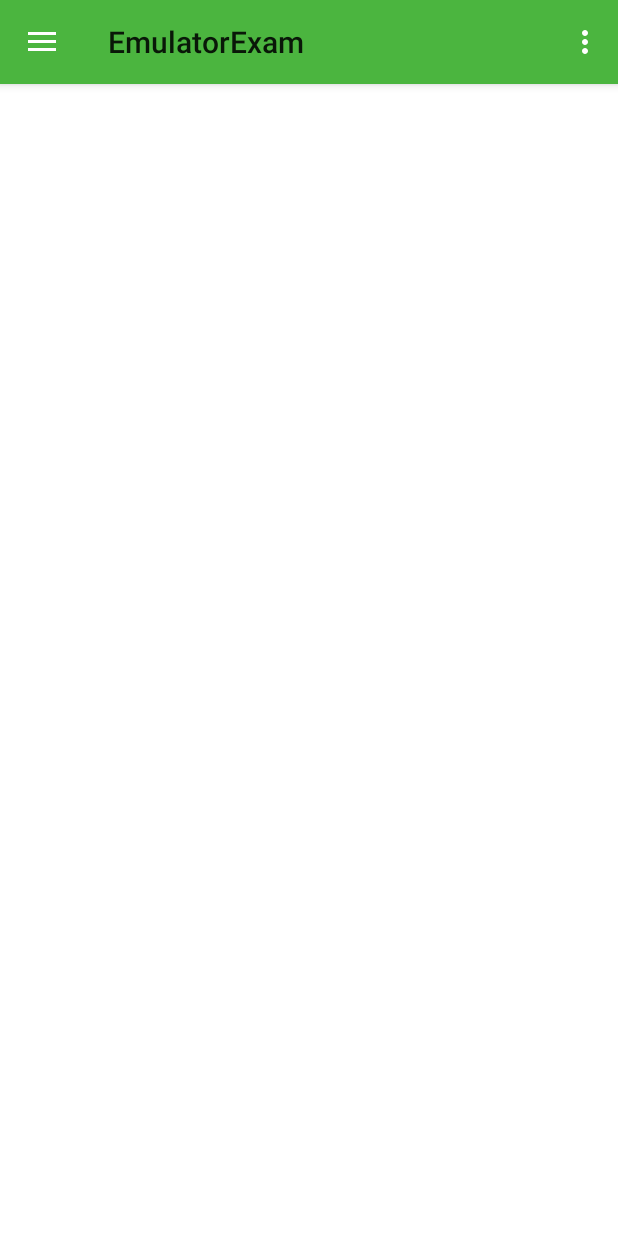
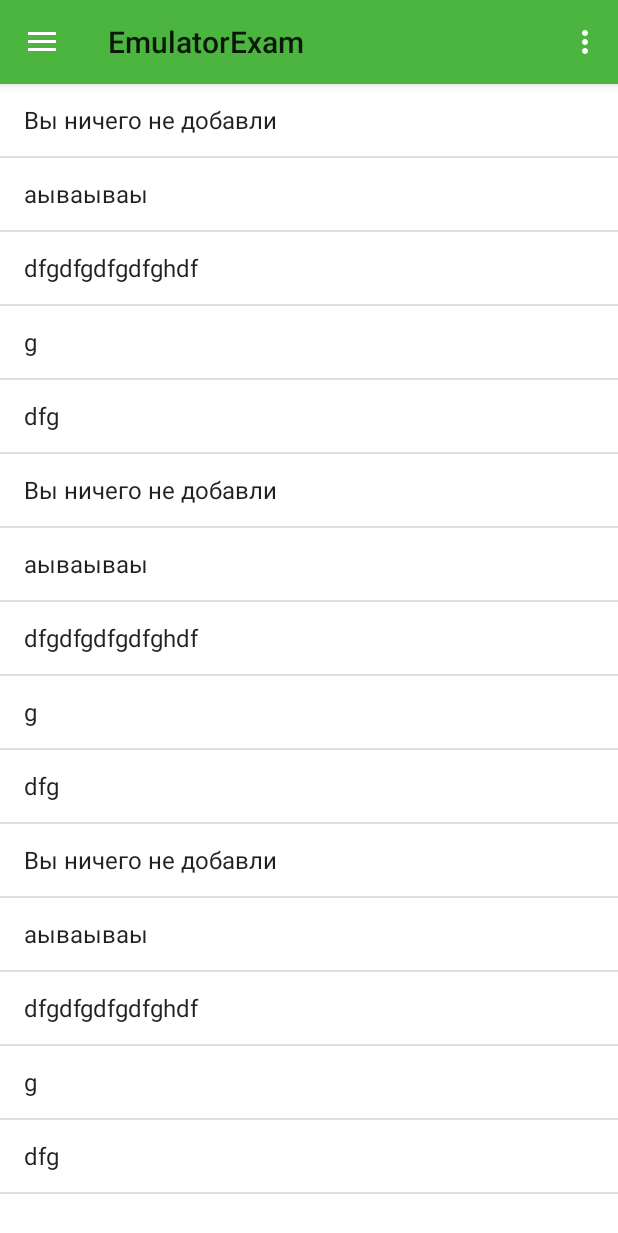
Before and after one commit to otvertka/EmulatorExam, an Android app: the screen it shows after launch (MainActivity), on a phone screen of 412 x 824 dp. Shown: the top 1233 px of the screen. Run offline under Robolectric (Android 15) with nearby library versions, the phone set to English and light mode, and no system bars.

Commit message:
в навигации реализованы Добавить вопросы + ответы. Выводит прокручиваемый список с ListView

```diff
--- a/app/src/main/java/com/example/emulatorexam/MainActivity.java
+++ b/app/src/main/java/com/example/emulatorexam/MainActivity.java
@@ -1,6 +1,5 @@
 package com.example.emulatorexam;
 
-import android.app.ListActivity;
 import android.content.Intent;
 import android.os.Bundle;
 import android.support.design.widget.NavigationView;
@@ -10,10 +9,8 @@ import android.support.v7.app.AppCompatActivity;
 import android.support.v7.widget.Toolbar;
 import android.util.Log;
 import android.view.MenuItem;
-import android.view.View;
 import android.widget.AdapterView;//Loot it also
 import android.widget.ArrayAdapter;//посмотерть подробнее оь этом
-import android.widget.Button;
 import android.widget.ListView;
 import android.widget.Toast;
 
@@ -32,10 +29,10 @@ public class MainActivity extends AppCompatActivity{
 
     private Toolbar toolbar;
     private DrawerLayout drawerLayout;
+    private ListView listView;
 
-    ListView listView;
-    String questions[] = {"Вы ничего не добавли"};
-    String answers[];
+    public String questions[] = {"Вы ничего не добавли", "аываываы", "dfgdfgdfgdfghdf", "g", "dfg", "Вы ничего не добавли", "аываываы", "dfgdfgdfgdfghdf", "g", "dfg", "Вы ничего не добавли", "аываываы", "dfgdfgdfgdfghdf", "g", "dfg"};
+    public String answers[];
 
     @Override
     protected void onCreate(Bundle savedInstanceState) {
@@ -47,6 +44,7 @@ public class MainActivity extends AppCompatActivity{
         initNavigationView();
 
         listView = (ListView)findViewById(R.id.listView);
+        listView.setAdapter(new ArrayAdapter<>(this, android.R.layout.simple_list_item_1, questions));
 
         //обработчик для глиста
         /*listView.setOnItemClickListener(new AdapterView.OnItemClickListener() {
--- a/app/src/main/res/layout/activity_main.xml
+++ b/app/src/main/res/layout/activity_main.xml
@@ -11,6 +11,19 @@
         android:layout_width="match_parent"
         android:layout_height="match_parent">
 
+
+
+            <ListView
+                android:id="@+id/listView"
+                android:layout_width="match_parent"
+                android:layout_height="match_parent"
+                android:choiceMode="singleChoice"
+                app:layout_behavior = "@string/appbar_scrolling_view_behavior"
+                />
+
+
+
+
         <android.support.design.widget.AppBarLayout
             android:layout_width="match_parent"
             android:layout_height="wrap_content">
@@ -19,21 +32,13 @@
                 android:id="@+id/toolbar"
                 android:layout_width="match_parent"
                 android:layout_height="?attr/actionBarSize"
-                android:background="?attr/colorPrimary" />
+                android:background="?attr/colorPrimary"
+                app:layout_scrollFlags="scroll|enterAlways" />
 
         </android.support.design.widget.AppBarLayout>
 
-        <ListView
-            android:id="@+id/listView"
-            android:layout_width="wrap_content"
-            android:layout_height="wrap_content"
-            android:layout_alignParentLeft="true"
-            android:layout_alignParentStart="true"
-            android:choiceMode="singleChoice"
-            />
 
     </android.support.design.widget.CoordinatorLayout>
-
 
 
     <android.support.design.widget.NavigationView
@@ -41,7 +46,7 @@
         android:layout_width="wrap_content"
         android:layout_height="match_parent"
         android:layout_gravity="start"
-        app:menu="@menu/menu_navigation"
-        app:headerLayout="@layout/navigation_header"/>
+        app:headerLayout="@layout/navigation_header"
+        app:menu="@menu/menu_navigation" />
 
 </android.support.v4.widget.DrawerLayout>
```
